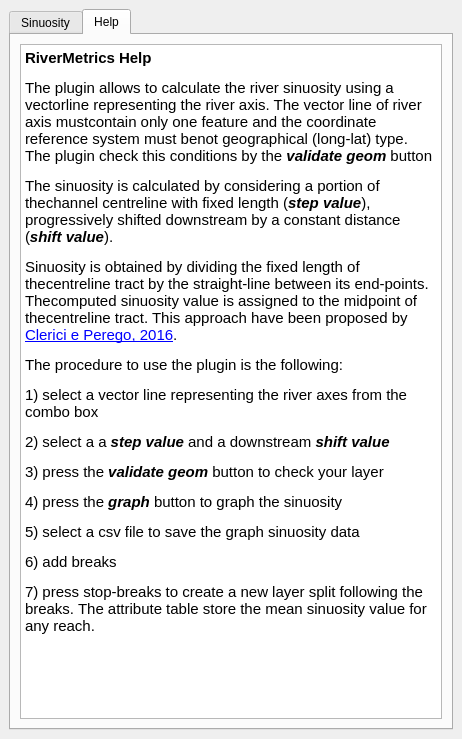
pierluigiderosa/RiverMetrics, file river_metrics_dockwidget_base.ui: the form before one commit.
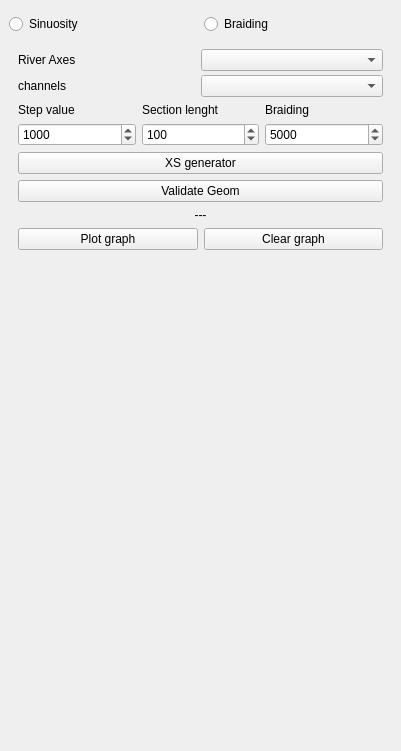
The form after the commit. The open tabs and pages were chosen to show the change. Icons and pictures are not drawn. Custom widgets are drawn as their Qt base class.

Commit message: added braiding index

```diff
--- a/river_metrics_dockwidget_base.ui
+++ b/river_metrics_dockwidget_base.ui
@@ -6,15 +6,49 @@
    <rect>
     <x>0</x>
     <y>0</y>
-    <width>462</width>
-    <height>739</height>
+    <width>401</width>
+    <height>751</height>
    </rect>
   </property>
   <property name="windowTitle">
-   <string>RiverMetrics</string>
+   <string>River Metrics</string>
   </property>
   <widget class="QWidget" name="dockWidgetContents">
-   <layout class="QVBoxLayout" name="verticalLayout">
+   <layout class="QGridLayout" name="gridLayout">
+    <item row="0" column="0">
+     <layout class="QHBoxLayout" name="horizontalLayout_2">
+      <property name="leftMargin">
+       <number>0</number>
+      </property>
+      <property name="topMargin">
+       <number>5</number>
+      </property>
+      <property name="rightMargin">
+       <number>0</number>
+      </property>
+      <item>
+       <widget class="QRadioButton" name="sinuosityRadio">
+        <property name="text">
+         <string>Sinuosity</string>
+        </property>
+       </widget>
+      </item>
+      <item>
+       <widget class="QRadioButton" name="profilesRadio">
+        <property name="text">
+         <string>Braiding</string>
+        </property>
+       </widget>
+      </item>
+     </layout>
+    </item>
+    <item row="1" column="0">
+     <widget class="QStackedWidget" name="stackedWidget">
+      <property name="currentIndex">
+       <number>1</number>
+      </property>
+      <widget class="QWidget" name="page">
+       <layout class="QVBoxLayout" name="verticalLayout_3">
     <item>
      <widget class="QTabWidget" name="tabWidget">
       <property name="currentIndex">
@@ -29,7 +63,7 @@
          <widget class="QgsMapLayerComboBox" name="vectorCombo"/>
         </item>
         <item>
-         <layout class="QGridLayout" name="gridLayout">
+             <layout class="QGridLayout" name="gridLayout_2">
           <item row="0" column="0">
            <widget class="QLabel" name="label_2">
             <property name="text">
@@ -81,40 +115,33 @@
         <item>
          <widget class="QPushButton" name="validate">
           <property name="text">
-           <string>Validate geom</string>
-          </property>
-          <property name="icon">
-           <iconset resource="resources.qrc">
-            <normaloff>:/plugins/RiverMetrics/valid.png</normaloff>:/plugins/RiverMetrics/valid.png</iconset>
-          </property>
-          <property name="iconSize">
-           <size>
-            <width>20</width>
-            <height>20</height>
-           </size>
+               <string>Validate Geom</string>
           </property>
          </widget>
         </item>
         <item>
-         <layout class="QHBoxLayout" name="horizontalLayout_2">
+             <layout class="QHBoxLayout" name="horizontalLayout_3">
+              <property name="topMargin">
+               <number>0</number>
+              </property>
           <item>
            <widget class="QPushButton" name="graph">
             <property name="text">
-             <string>Graph</string>
+                 <string>Plot graph</string>
             </property>
            </widget>
           </item>
           <item>
            <widget class="QPushButton" name="clear_graph">
             <property name="text">
-             <string>clear graph</string>
+                 <string>Clear graph</string>
             </property>
            </widget>
           </item>
          </layout>
         </item>
         <item>
-         <widget class="QLabel" name="validator">
+             <widget class="QLabel" name="validatorSinuosity">
           <property name="text">
            <string>- - -</string>
           </property>
@@ -146,8 +173,8 @@
           </property>
           <property name="sizeHint" stdset="0">
            <size>
-            <width>414</width>
-            <height>325</height>
+                <width>20</width>
+                <height>40</height>
            </size>
           </property>
          </spacer>
@@ -167,7 +194,7 @@
           <item>
            <widget class="QPushButton" name="browseBtn">
             <property name="text">
-             <string>csv</string>
+                 <string>[...] csv</string>
             </property>
            </widget>
           </item>
@@ -179,28 +206,231 @@
        <attribute name="title">
         <string>Help</string>
        </attribute>
-       <layout class="QVBoxLayout" name="verticalLayout_3">
+           <layout class="QVBoxLayout" name="verticalLayout">
         <item>
          <widget class="QTextBrowser" name="textBrowser">
           <property name="html">
            <string>&lt;!DOCTYPE HTML PUBLIC &quot;-//W3C//DTD HTML 4.0//EN&quot; &quot;http://www.w3.org/TR/REC-html40/strict.dtd&quot;&gt;
 &lt;html&gt;&lt;head&gt;&lt;meta name=&quot;qrichtext&quot; content=&quot;1&quot; /&gt;&lt;style type=&quot;text/css&quot;&gt;
 p, li { white-space: pre-wrap; }
-&lt;/style&gt;&lt;/head&gt;&lt;body style=&quot; font-family:'Ubuntu'; font-size:11pt; font-weight:400; font-style:normal;&quot;&gt;
-&lt;p style=&quot; margin-top:12px; margin-bottom:12px; margin-left:0px; margin-right:0px; -qt-block-indent:0; text-indent:0px;&quot;&gt;&lt;span style=&quot; font-weight:600;&quot;&gt;RiverMetrics Help&lt;/span&gt;&lt;/p&gt;
-&lt;p style=&quot; margin-top:12px; margin-bottom:12px; margin-left:0px; margin-right:0px; -qt-block-indent:0; text-indent:0px;&quot;&gt;The plugin allows to calculate the river sinuosity using a vectorline representing the river axis. The vector line of river axis mustcontain only one feature and the coordinate reference system must benot geographical (long-lat) type. The plugin check this conditions by the &lt;span style=&quot; font-weight:600; font-style:italic;&quot;&gt;validate geom&lt;/span&gt; button&lt;/p&gt;
-&lt;p style=&quot; margin-top:12px; margin-bottom:12px; margin-left:0px; margin-right:0px; -qt-block-indent:0; text-indent:0px;&quot;&gt;The sinuosity is calculated by considering a portion of thechannel centreline with fixed length (&lt;span style=&quot; font-weight:600; font-style:italic;&quot;&gt;step value&lt;/span&gt;), progressively shifted downstream by a constant distance (&lt;span style=&quot; font-weight:600; font-style:italic;&quot;&gt;shift value&lt;/span&gt;).&lt;/p&gt;
-&lt;p style=&quot; margin-top:12px; margin-bottom:12px; margin-left:0px; margin-right:0px; -qt-block-indent:0; text-indent:0px;&quot;&gt;Sinuosity is obtained by dividing the fixed length of thecentreline tract by the straight-line between its end-points. Thecomputed sinuosity value is assigned to the midpoint of thecentreline tract. This approach have been proposed by &lt;a href=&quot;http://file.scirp.org/pdf/IJG_2016022616031993.pdf&quot;&gt;&lt;span style=&quot; text-decoration: underline; color:#0000ff;&quot;&gt;Clerici e Perego, 2016&lt;/span&gt;&lt;/a&gt;.&lt;/p&gt;
-&lt;p style=&quot; margin-top:12px; margin-bottom:12px; margin-left:0px; margin-right:0px; -qt-block-indent:0; text-indent:0px;&quot;&gt;The procedure to use the plugin is the following:&lt;/p&gt;
-&lt;p style=&quot; margin-top:12px; margin-bottom:12px; margin-left:0px; margin-right:0px; -qt-block-indent:0; text-indent:0px;&quot;&gt;1) select a vector line representing the river axes from the combo box &lt;/p&gt;
-&lt;p style=&quot; margin-top:12px; margin-bottom:12px; margin-left:0px; margin-right:0px; -qt-block-indent:0; text-indent:0px;&quot;&gt;2) select a a &lt;span style=&quot; font-weight:600; font-style:italic;&quot;&gt;step value&lt;/span&gt; and a downstream &lt;span style=&quot; font-weight:600; font-style:italic;&quot;&gt;shift value&lt;/span&gt;&lt;/p&gt;
-&lt;p style=&quot; margin-top:12px; margin-bottom:12px; margin-left:0px; margin-right:0px; -qt-block-indent:0; text-indent:0px;&quot;&gt;3) press the &lt;span style=&quot; font-weight:600; font-style:italic;&quot;&gt;validate geom&lt;/span&gt; button to check your layer &lt;/p&gt;
-&lt;p style=&quot; margin-top:12px; margin-bottom:12px; margin-left:0px; margin-right:0px; -qt-block-indent:0; text-indent:0px;&quot;&gt;4) press the &lt;span style=&quot; font-weight:600; font-style:italic;&quot;&gt;graph&lt;/span&gt; button to graph the sinuosity &lt;/p&gt;
-&lt;p style=&quot; margin-top:12px; margin-bottom:12px; margin-left:0px; margin-right:0px; -qt-block-indent:0; text-indent:0px;&quot;&gt;5) select a csv file to save the graph sinuosity data &lt;/p&gt;
-&lt;p style=&quot; margin-top:12px; margin-bottom:12px; margin-left:0px; margin-right:0px; -qt-block-indent:0; text-indent:0px;&quot;&gt;6) add breaks &lt;/p&gt;
-&lt;p style=&quot; margin-top:12px; margin-bottom:12px; margin-left:0px; margin-right:0px; -qt-block-indent:0; text-indent:0px;&quot;&gt;7) press stop-breaks to create a new layer split following the breaks. The attribute table store the mean sinuosity value for any reach.&lt;/p&gt;&lt;/body&gt;&lt;/html&gt;</string>
-          </property>
-         </widget>
+&lt;/style&gt;&lt;/head&gt;&lt;body style=&quot; font-family:'MS Shell Dlg 2'; font-size:7.8pt; font-weight:400; font-style:normal;&quot;&gt;
+&lt;p style=&quot; margin-top:12px; margin-bottom:12px; margin-left:0px; margin-right:0px; -qt-block-indent:0; text-indent:0px;&quot;&gt;&lt;span style=&quot; font-family:'Ubuntu'; font-size:11pt; font-weight:600;&quot;&gt;RiverMetrics Help&lt;/span&gt;&lt;/p&gt;
+&lt;p style=&quot; margin-top:12px; margin-bottom:12px; margin-left:0px; margin-right:0px; -qt-block-indent:0; text-indent:0px;&quot;&gt;&lt;span style=&quot; font-family:'Ubuntu'; font-size:11pt;&quot;&gt;The plugin allows to calculate the river sinuosity using a vectorline representing the river axis. The vector line of river axis mustcontain only one feature and the coordinate reference system must benot geographical (long-lat) type. The plugin check this conditions by the &lt;/span&gt;&lt;span style=&quot; font-family:'Ubuntu'; font-size:11pt; font-weight:600; font-style:italic;&quot;&gt;validate geom&lt;/span&gt;&lt;span style=&quot; font-family:'Ubuntu'; font-size:11pt;&quot;&gt; button&lt;/span&gt;&lt;/p&gt;
+&lt;p style=&quot; margin-top:12px; margin-bottom:12px; margin-left:0px; margin-right:0px; -qt-block-indent:0; text-indent:0px;&quot;&gt;&lt;span style=&quot; font-family:'Ubuntu'; font-size:11pt;&quot;&gt;The sinuosity is calculated by considering a portion of thechannel centreline with fixed length (&lt;/span&gt;&lt;span style=&quot; font-family:'Ubuntu'; font-size:11pt; font-weight:600; font-style:italic;&quot;&gt;step value&lt;/span&gt;&lt;span style=&quot; font-family:'Ubuntu'; font-size:11pt;&quot;&gt;), progressively shifted downstream by a constant distance (&lt;/span&gt;&lt;span style=&quot; font-family:'Ubuntu'; font-size:11pt; font-weight:600; font-style:italic;&quot;&gt;shift value&lt;/span&gt;&lt;span style=&quot; font-family:'Ubuntu'; font-size:11pt;&quot;&gt;).&lt;/span&gt;&lt;/p&gt;
+&lt;p style=&quot; margin-top:12px; margin-bottom:12px; margin-left:0px; margin-right:0px; -qt-block-indent:0; text-indent:0px;&quot;&gt;&lt;span style=&quot; font-family:'Ubuntu'; font-size:11pt;&quot;&gt;Sinuosity is obtained by dividing the fixed length of thecentreline tract by the straight-line between its end-points. Thecomputed sinuosity value is assigned to the midpoint of thecentreline tract. This approach have been proposed by Clerici e Perego,2016 qui: &lt;/span&gt;&lt;span style=&quot; font-size:11pt;&quot;&gt;http://file.scirp.org/pdf/IJG_2016022616031993.pdf&lt;/span&gt;&lt;/p&gt;
+&lt;p style=&quot; margin-top:12px; margin-bottom:12px; margin-left:0px; margin-right:0px; -qt-block-indent:0; text-indent:0px;&quot;&gt;&lt;span style=&quot; font-family:'Ubuntu'; font-size:11pt;&quot;&gt;The procedure to use the plugin is the following:&lt;/span&gt;&lt;/p&gt;
+&lt;p style=&quot; margin-top:12px; margin-bottom:12px; margin-left:0px; margin-right:0px; -qt-block-indent:0; text-indent:0px;&quot;&gt;&lt;span style=&quot; font-family:'Ubuntu'; font-size:11pt;&quot;&gt;1) select a vector line representing the river axes from the combo box &lt;/span&gt;&lt;/p&gt;
+&lt;p style=&quot; margin-top:12px; margin-bottom:12px; margin-left:0px; margin-right:0px; -qt-block-indent:0; text-indent:0px;&quot;&gt;&lt;span style=&quot; font-family:'Ubuntu'; font-size:11pt;&quot;&gt;2) select a a &lt;/span&gt;&lt;span style=&quot; font-family:'Ubuntu'; font-size:11pt; font-weight:600; font-style:italic;&quot;&gt;step value&lt;/span&gt;&lt;span style=&quot; font-family:'Ubuntu'; font-size:11pt;&quot;&gt; and a downstream &lt;/span&gt;&lt;span style=&quot; font-family:'Ubuntu'; font-size:11pt; font-weight:600; font-style:italic;&quot;&gt;shift value&lt;/span&gt;&lt;/p&gt;
+&lt;p style=&quot; margin-top:12px; margin-bottom:12px; margin-left:0px; margin-right:0px; -qt-block-indent:0; text-indent:0px;&quot;&gt;&lt;span style=&quot; font-family:'Ubuntu'; font-size:11pt;&quot;&gt;3) press the &lt;/span&gt;&lt;span style=&quot; font-family:'Ubuntu'; font-size:11pt; font-weight:600; font-style:italic;&quot;&gt;validate geom&lt;/span&gt;&lt;span style=&quot; font-family:'Ubuntu'; font-size:11pt;&quot;&gt; button to check your layer &lt;/span&gt;&lt;/p&gt;
+&lt;p style=&quot; margin-top:12px; margin-bottom:12px; margin-left:0px; margin-right:0px; -qt-block-indent:0; text-indent:0px;&quot;&gt;&lt;span style=&quot; font-family:'Ubuntu'; font-size:11pt;&quot;&gt;4) press the &lt;/span&gt;&lt;span style=&quot; font-family:'Ubuntu'; font-size:11pt; font-weight:600; font-style:italic;&quot;&gt;graph&lt;/span&gt;&lt;span style=&quot; font-family:'Ubuntu'; font-size:11pt;&quot;&gt; button to graph the sinuosity &lt;/span&gt;&lt;/p&gt;
+&lt;p style=&quot; margin-top:12px; margin-bottom:12px; margin-left:0px; margin-right:0px; -qt-block-indent:0; text-indent:0px;&quot;&gt;&lt;span style=&quot; font-family:'Ubuntu'; font-size:11pt;&quot;&gt;5) select a csv file to save the graph sinuosity data &lt;/span&gt;&lt;/p&gt;
+&lt;p style=&quot; margin-top:12px; margin-bottom:12px; margin-left:0px; margin-right:0px; -qt-block-indent:0; text-indent:0px;&quot;&gt;&lt;span style=&quot; font-family:'Ubuntu'; font-size:11pt;&quot;&gt;6) add breaks &lt;/span&gt;&lt;/p&gt;
+&lt;p style=&quot; margin-top:12px; margin-bottom:12px; margin-left:0px; margin-right:0px; -qt-block-indent:0; text-indent:0px;&quot;&gt;&lt;span style=&quot; font-family:'Ubuntu'; font-size:11pt;&quot;&gt;7) press stop-breaks to create a new layer split following the breaks. The attribute table store the mean sinuosity value for any reach.&lt;/span&gt;&lt;/p&gt;&lt;/body&gt;&lt;/html&gt;</string>
+              </property>
+             </widget>
+            </item>
+           </layout>
+          </widget>
+         </widget>
+        </item>
+       </layout>
+      </widget>
+      <widget class="QWidget" name="page_2">
+       <layout class="QVBoxLayout" name="verticalLayout_4">
+        <item>
+         <layout class="QGridLayout" name="gridLayout_4">
+          <property name="leftMargin">
+           <number>0</number>
+          </property>
+          <property name="topMargin">
+           <number>0</number>
+          </property>
+          <property name="rightMargin">
+           <number>0</number>
+          </property>
+          <property name="bottomMargin">
+           <number>0</number>
+          </property>
+          <property name="horizontalSpacing">
+           <number>0</number>
+          </property>
+          <property name="verticalSpacing">
+           <number>4</number>
+          </property>
+          <item row="0" column="1">
+           <widget class="QgsMapLayerComboBox" name="RiverLayerComboBox"/>
+          </item>
+          <item row="0" column="0">
+           <widget class="QLabel" name="label_6">
+            <property name="baseSize">
+             <size>
+              <width>0</width>
+              <height>0</height>
+             </size>
+            </property>
+            <property name="text">
+             <string>River Axes</string>
+            </property>
+           </widget>
+          </item>
+          <item row="1" column="0">
+           <widget class="QLabel" name="label_7">
+            <property name="text">
+             <string>channels</string>
+            </property>
+           </widget>
+          </item>
+          <item row="1" column="1">
+           <widget class="QgsMapLayerComboBox" name="channelLayerComboBox"/>
+          </item>
+         </layout>
+        </item>
+        <item>
+         <layout class="QGridLayout" name="gridLayout_3">
+          <item row="0" column="0">
+           <widget class="QLabel" name="label_4">
+            <property name="text">
+             <string>Step value</string>
+            </property>
+           </widget>
+          </item>
+          <item row="2" column="1">
+           <widget class="QDoubleSpinBox" name="sectionSpinXS">
+            <property name="decimals">
+             <number>0</number>
+            </property>
+            <property name="minimum">
+             <double>10.000000000000000</double>
+            </property>
+            <property name="maximum">
+             <double>99999.000000000000000</double>
+            </property>
+            <property name="value">
+             <double>100.000000000000000</double>
+            </property>
+           </widget>
+          </item>
+          <item row="2" column="0">
+           <widget class="QDoubleSpinBox" name="stepSpinXS">
+            <property name="decimals">
+             <number>0</number>
+            </property>
+            <property name="minimum">
+             <double>10.000000000000000</double>
+            </property>
+            <property name="maximum">
+             <double>99999.000000000000000</double>
+            </property>
+            <property name="value">
+             <double>1000.000000000000000</double>
+            </property>
+           </widget>
+          </item>
+          <item row="0" column="1">
+           <widget class="QLabel" name="label_5">
+            <property name="text">
+             <string>Section lenght</string>
+            </property>
+           </widget>
+          </item>
+          <item row="0" column="2">
+           <widget class="QLabel" name="label_8">
+            <property name="text">
+             <string>Braiding</string>
+            </property>
+           </widget>
+          </item>
+          <item row="2" column="2">
+           <widget class="QDoubleSpinBox" name="braidingSpin">
+            <property name="decimals">
+             <number>0</number>
+            </property>
+            <property name="maximum">
+             <double>100000.000000000000000</double>
+            </property>
+            <property name="value">
+             <double>5000.000000000000000</double>
+            </property>
+           </widget>
+          </item>
+         </layout>
+        </item>
+        <item>
+         <widget class="QPushButton" name="transectButton">
+          <property name="text">
+           <string>XS generator</string>
+          </property>
+         </widget>
+        </item>
+        <item>
+         <widget class="QPushButton" name="validateBraiding">
+          <property name="text">
+           <string>Validate Geom</string>
+          </property>
+         </widget>
+        </item>
+        <item>
+         <widget class="QLabel" name="validatorBraiding">
+          <property name="text">
+           <string>---</string>
+          </property>
+          <property name="alignment">
+           <set>Qt::AlignCenter</set>
+          </property>
+         </widget>
+        </item>
+        <item>
+         <layout class="QHBoxLayout" name="horizontalLayout_4">
+          <property name="topMargin">
+           <number>0</number>
+          </property>
+          <item>
+           <widget class="QPushButton" name="braidingGraph">
+            <property name="text">
+             <string>Plot graph</string>
+            </property>
+           </widget>
+          </item>
+          <item>
+           <widget class="QPushButton" name="clear_graph1">
+            <property name="text">
+             <string>Clear graph</string>
+            </property>
+           </widget>
+          </item>
+         </layout>
+        </item>
+        <item>
+         <widget class="QFrame" name="frame_for_plot_2">
+          <property name="minimumSize">
+           <size>
+            <width>20</width>
+            <height>40</height>
+           </size>
+          </property>
+          <property name="frameShape">
+           <enum>QFrame::NoFrame</enum>
+          </property>
+          <property name="frameShadow">
+           <enum>QFrame::Raised</enum>
+          </property>
+          <property name="lineWidth">
+           <number>1</number>
+          </property>
+         </widget>
+        </item>
+        <item>
+         <spacer name="verticalSpacer_2">
+          <property name="orientation">
+           <enum>Qt::Vertical</enum>
+          </property>
+          <property name="sizeHint" stdset="0">
+           <size>
+            <width>20</width>
+            <height>40</height>
+           </size>
+          </property>
+         </spacer>
         </item>
        </layout>
       </widget>
```
Left out of the diff: 4 changed lines with no effect on the pictures. Lines whose indentation alone changed are shown as unchanged. The commit also changes 26 other files.
